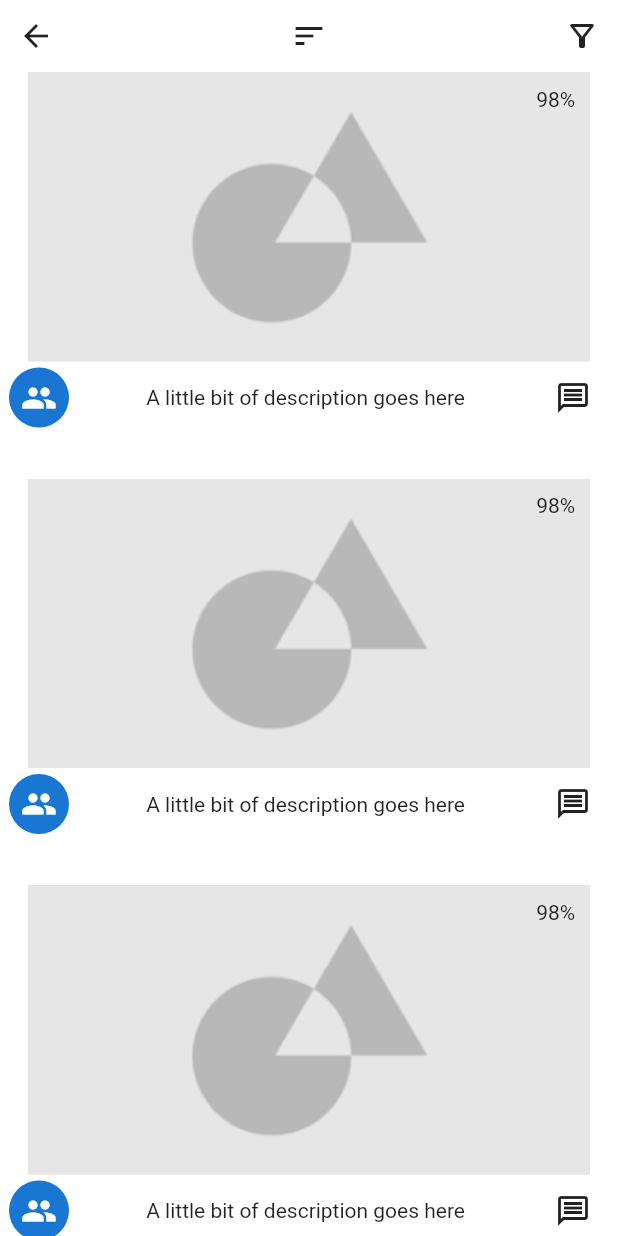
After one commit to ecome-earth/SFW-Microorganism-App, a Flutter app: the Gallery screen opened by its route, on a phone screen of 412 x 824 dp. The commit adds this screen. Run offline on Flutter 3.47's test engine with Material 2 defaults, Android fonts, the phone set to English and light mode, and no system bars; our stand-ins replace cloud_firestore, firebase_auth, firebase_core, flutter_signin_button, google_sign_in; missing offline and left inert: cloud_firestore_web, cloud_functions_web, firebase_auth_web, firebase_core_web, firebase_messaging_web, google_sign_in_web and 1 more; accounts and stored records are empty.

Commit message:
Fix: Fixed TabBar Feat: Added Routing to the main.dart file and set few routing Settings UI: Designed Profile Info Page UI: Designed Gallery Page Feat: Created Files for the project structure

```diff
--- a/lib/models/upload_model.dart
+++ b/lib/models/upload_model.dart
@@ -5,4 +5,5 @@ class UploadModel {
   final String? image;
   final String? percentage;
   final int? participants;
+
 }
--- /dev/null
+++ b/lib/screens/Gallery.dart
@@ -0,0 +1,112 @@
+import 'package:flutter/material.dart';
+
+class Gallery extends StatefulWidget {
+  const Gallery({Key? key}) : super(key: key);
+
+  @override
+  _GalleryState createState() => _GalleryState();
+}
+
+class _GalleryState extends State<Gallery> {
+  List<int> postList = [1, 2, 3, 4, 5, 6, 7, 8, 9, 10];
+  int currentIndex = 0;
+  @override
+  Widget build(BuildContext context) {
+    return SafeArea(
+      child: Scaffold(
+        backgroundColor: Colors.white,
+        appBar: PreferredSize(
+            child: (Container(
+              color: Colors.white,
+              child: Row(
+                mainAxisAlignment: MainAxisAlignment.spaceBetween,
+                children: [
+                  IconButton(
+                      onPressed: () {
+                        print('Navigating Back...');
+                        Navigator.of(context).pop();
+                      },
+                      icon: Icon(Icons.arrow_back_outlined)),
+                  IconButton(
+                    onPressed: () {
+                      showDialog(context: context, builder: (BuildContext context){
+                        return AlertDialog(
+                          title: Center(child: Text('Sort By',style: TextStyle(fontSize: 22),)),
+                         content: Column( mainAxisSize: MainAxisSize.min,children: [
+                            Container(decoration: BoxDecoration(color: Colors.white12,border: Border.all(color: Colors.black45),borderRadius: BorderRadius.circular(5)),margin: EdgeInsets.only(top: 10),child: Center(child: TextButton(onPressed: (){},child: Text('Date Of Upload',style: TextStyle(color: Colors.black45),)))),
+                           Container(decoration: BoxDecoration(color: Colors.white12,border: Border.all(color: Colors.black45),borderRadius: BorderRadius.circular(5)),margin: EdgeInsets.only(top: 10),child: Center(child: TextButton(onPressed: (){},child: Text('Number Of Votes',style: TextStyle(color: Colors.black45))))),
+                          ],
+                         ),
+                        );
+                      });
+
+                    },
+                    icon: Icon(Icons.sort_outlined),
+                  ),
+                  IconButton(
+                    onPressed: () {
+                      showDialog(context: context, builder: (BuildContext context){
+                        return AlertDialog(
+                          title: Center(child: Text('Sort By',style: TextStyle(fontSize: 22),)),
+                          content: Column( mainAxisSize: MainAxisSize.min,children: [
+                            Container(decoration: BoxDecoration(color: Colors.white12,border: Border.all(color: Colors.black45),borderRadius: BorderRadius.circular(5)),margin: EdgeInsets.only(top: 10),child: Center(child: TextButton(onPressed: (){},child: Text('Filter 1',style: TextStyle(color: Colors.black45),)))),
+                            Container(decoration: BoxDecoration(color: Colors.white12,border: Border.all(color: Colors.black45),borderRadius: BorderRadius.circular(5)),margin: EdgeInsets.only(top: 10),child: Center(child: TextButton(onPressed: (){},child: Text('Filter 2',style: TextStyle(color: Colors.black45),)))),
+                            Container(decoration: BoxDecoration(color: Colors.white12,border: Border.all(color: Colors.black45),borderRadius: BorderRadius.circular(5)),margin: EdgeInsets.only(top: 10),child: Center(child: TextButton(onPressed: (){},child: Text('Filter 3',style: TextStyle(color: Colors.black45),)))),
+                            Container(decoration: BoxDecoration(color: Colors.white12,border: Border.all(color: Colors.black45),borderRadius: BorderRadius.circular(5)),margin: EdgeInsets.only(top: 10),child: Center(child: TextButton(onPressed: (){},child: Text('Filter 4',style: TextStyle(color: Colors.black45),)))),
+                            Container(decoration: BoxDecoration(color: Colors.white12,border: Border.all(color: Colors.black45),borderRadius: BorderRadius.circular(5)),margin: EdgeInsets.only(top: 10),child: Center(child: TextButton(onPressed: (){},child: Text('Filter 5',style: TextStyle(color: Colors.black45),)))),
+                          ],
+                          ),
+                        );
+                      });
+                    },
+                    icon: Icon(Icons.filter_alt_outlined),
+                  ),
+                ],
+              ),
+            )),
+            preferredSize: Size.fromHeight(kToolbarHeight)),
+        body: ListView.builder(
+          itemCount: postList.length,
+          itemBuilder: (context, index) {
+            return Container(
+              child: Column(
+                children: [
+                  Stack(children: [
+                    Image.asset('assets/profile/placeholder.jpg'),
+                    Positioned(
+                      child: Text('98%'),
+                      top: 10,
+                      right: 10,
+                    )
+                  ]),
+                  Container(
+                    margin: EdgeInsets.only(bottom: 30),
+                    color: Colors.white70,
+                    child: Row(
+                      mainAxisAlignment: MainAxisAlignment.spaceBetween,
+                      children: [
+                        Padding(
+                          padding: const EdgeInsets.only(left: 6.0),
+                          child: CircleAvatar(
+                            child: Icon(Icons.group),
+                          ),
+                        ),
+                        Text(' A little bit of description goes here'),
+                        Padding(
+                          padding:  EdgeInsets.only(right: 6.0),
+                          child: IconButton(
+                              onPressed: () {},
+                              icon: Icon(Icons.message_outlined)),
+                        )
+                      ],
+                    ),
+                  )
+                ],
+              ),
+            );
+          },
+        ),
+      ),
+    );
+  }
+}
--- a/lib/screens/ProfileUploadNew.dart
+++ b/lib/screens/ProfileUploadNew.dart
@@ -45,6 +45,7 @@ class _UploadFormState extends State<UploadForm> {
                     IconButton(
                         onPressed: () {
                           print('navigate to back');
+                          Navigator.of(context).pop();
                         },
                         icon: Icon(
                           Icons.arrow_back_outlined,
--- a/pubspec.yaml
+++ b/pubspec.yaml
@@ -55,6 +55,8 @@ flutter:
     - assets/profile/microdex.png
     - assets/profile/placeholder.jpg
     - assets/profile/quiz.png
+    - assets/images/animal1.png
+    - assets/images/animal2.png
 
   #   - images/a_dot_ham.jpeg
   # An image asset can refer to one or more resolution-specific "variants", see
```
Also changed, not shown: lib/main.dart (+22 -12 lines), lib/screens/ProfileScreen.dart (+70 -15 lines), lib/screens/ProfileUploads.dart (+32 -9 lines), assets/images/animal1.png (added), assets/images/animal2.png (added), 1 other file.
